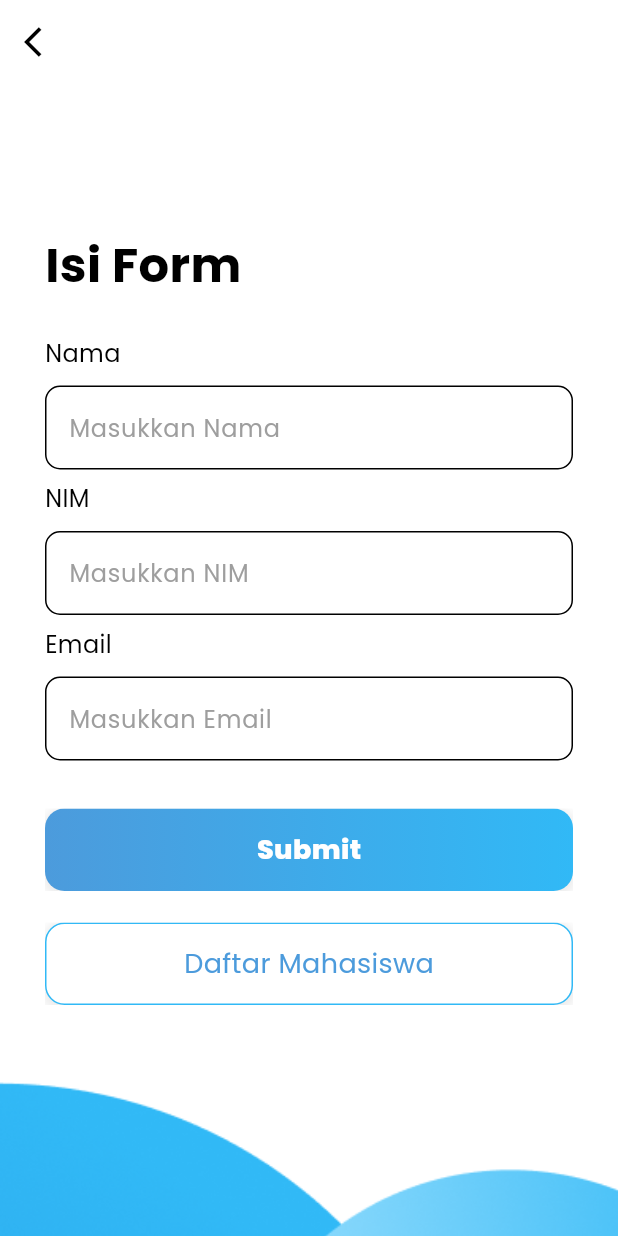
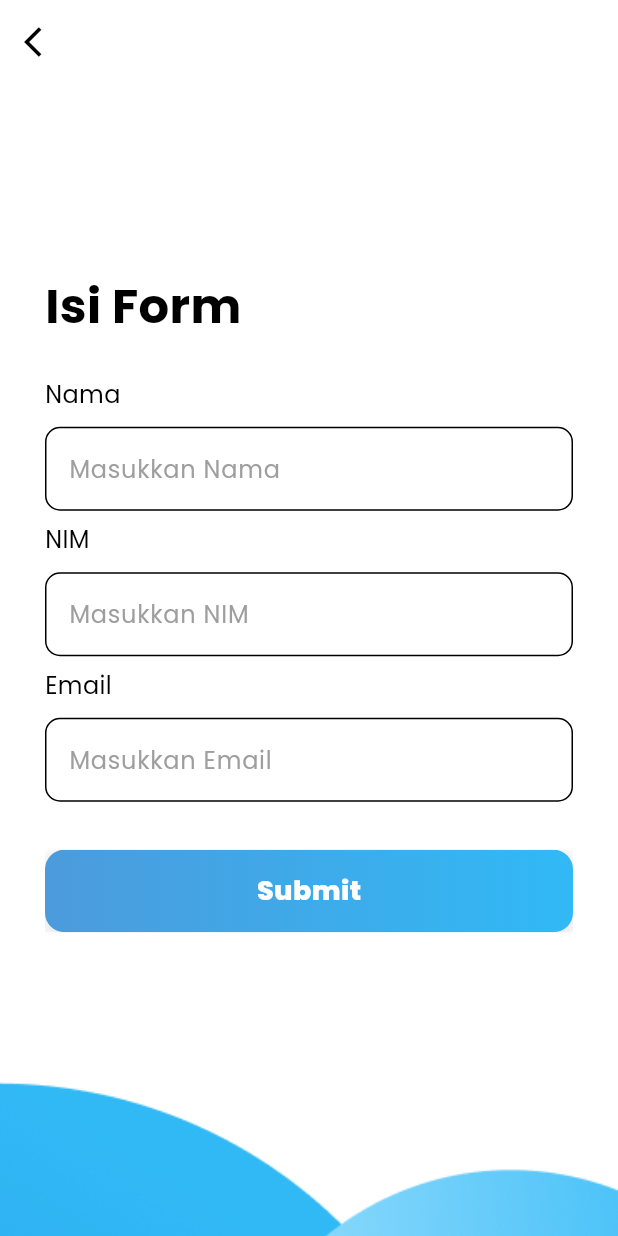
Before and after one commit to PlattenEcho/flutter_form, a Flutter app: the InputForm screen opened by its route, on a phone screen of 412 x 824 dp. Run offline on Flutter 3.47's test engine with Material 3 defaults, Android fonts, the phone set to English and light mode, and no system bars; our stand-ins replace flutter_bloc, google_fonts.

Commit message:
Hide button daftar mahasiswa di halaman input

```diff
--- a/lib/ui/pages/input_form.dart
+++ b/lib/ui/pages/input_form.dart
@@ -84,11 +84,11 @@ class _InputFormState extends State<InputForm> {
                         endColor: kPrimaryColor,
                         onPressed: () {}),
                     gapH(21),
-                    ButtonOutline(
-                        text: "Daftar Mahasiswa",
-                        textColor: kPrimary2Color,
-                        borderColor: kPrimaryColor,
-                        onPressed: () {}),
+                    // ButtonOutline(
+                    //     text: "Daftar Mahasiswa",
+                    //     textColor: kPrimary2Color,
+                    //     borderColor: kPrimaryColor,
+                    //     onPressed: () {}),
                   ],
                 ),
               )
```
